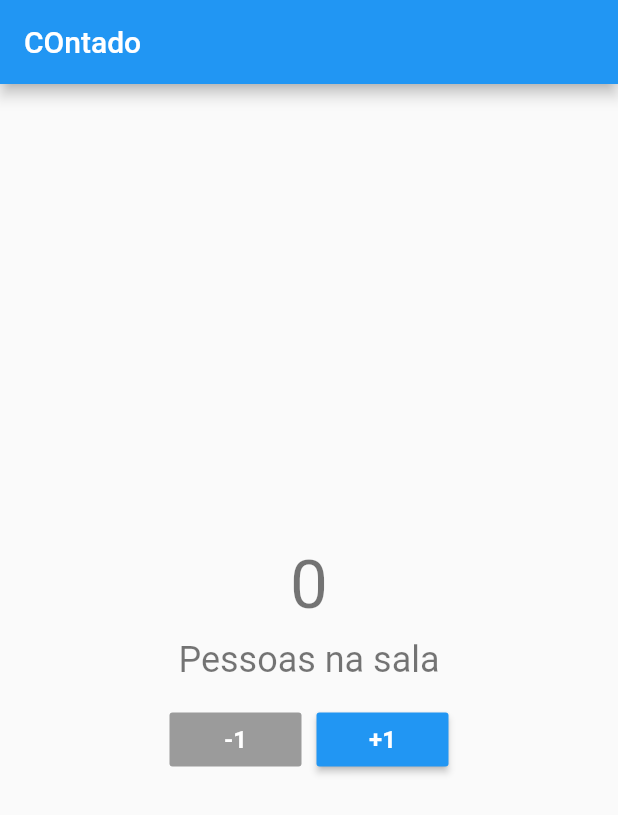
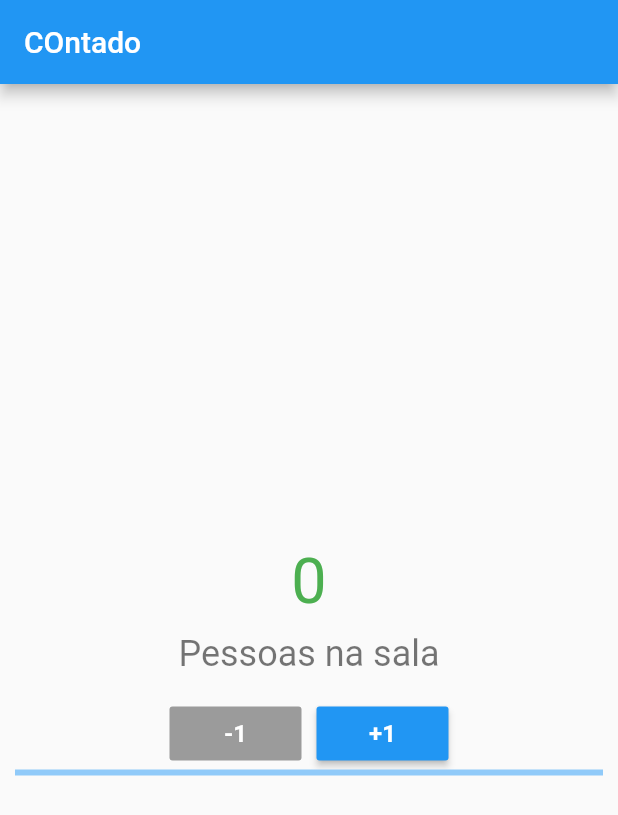
Before and after one commit to gustavomedeiross/programacao-web-unisul, a Flutter app: the screen it shows after launch, on a phone screen of 412 x 824 dp. Shown: the top 815 px of the screen. Run offline on Flutter 3.47's test engine with Material 2 defaults, Android fonts, the phone set to English and light mode, and no system bars; our stand-ins replace flutter_masked_text, lottie.

Commit message:
Add color in counter

```diff
--- a/people_counter/lib/pages/home.dart
+++ b/people_counter/lib/pages/home.dart
@@ -14,8 +14,9 @@ class _HomeState extends State<Home> {
   bool _isAddPersonDisabled = false;
 
   @override
-  initState() {
+  void initState() {
     _setCounter(0);
+    super.initState();
   }
 
   _setCounter(int quantity) {
@@ -55,7 +56,10 @@ class _HomeState extends State<Home> {
           children: <Widget>[
             Text(
               '$_counter',
-              style: Theme.of(context).textTheme.display2,
+              style: TextStyle(
+                color: _counter < 10 ? Colors.green : Colors.red,
+                fontSize: 42.0,
+              ),
             ),
             SizedBox(
               height: 10,
@@ -83,6 +87,12 @@ class _HomeState extends State<Home> {
                     disabled: _isAddPersonDisabled),
               ],
             ),
+            Container(
+              margin: EdgeInsets.only(left: 10.0, right: 10.0),
+              child: LinearProgressIndicator(
+                value: _counter / 10,
+              ),
+            ),
           ],
         ),
       ),
```
